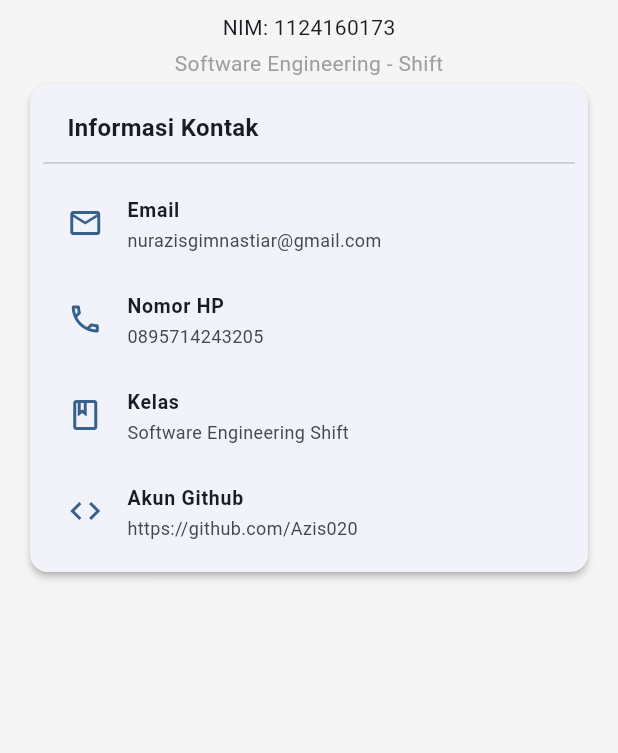
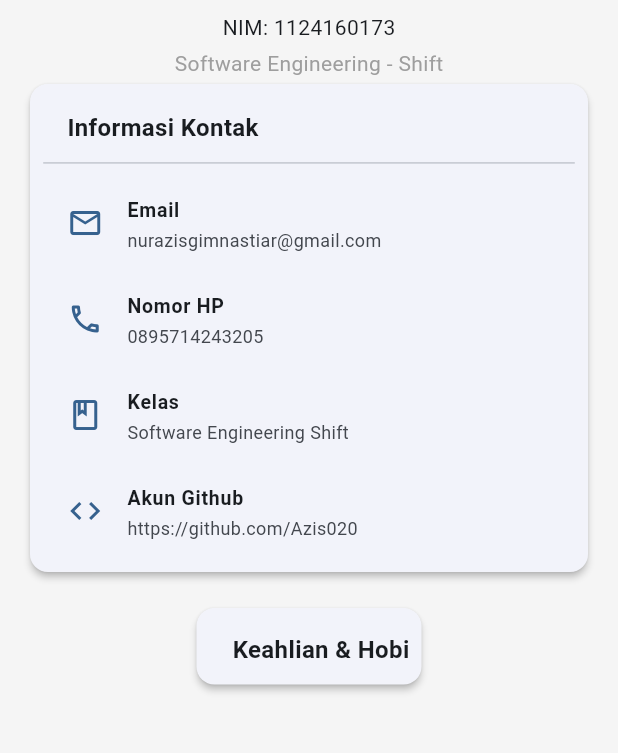
Before and after one commit to Azis020/uts-pml-1124160173, a Flutter app: the screen it shows after launch, on a phone screen of 412 x 824 dp, the part 360-1113 px from its top. Run offline on Flutter 3.47's test engine with Material 3 defaults, Android fonts, the phone set to English and light mode, and no system bars.

Commit message:
membuat susunan untuk properti card 2

```diff
--- a/lib/main.dart
+++ b/lib/main.dart
@@ -133,6 +133,32 @@ class ProfilePages extends StatelessWidget {
                       ),
                       ),
                   ),
+
+                  const SizedBox(height: 16),
+                  Card(
+                    elevation: 2,
+                    shape: RoundedRectangleBorder(
+                      borderRadius: BorderRadius.circular(12),
+                    ),
+                    child: Padding(
+                      padding: const EdgeInsets.all(8.0),
+                      child: Column(
+                        crossAxisAlignment: CrossAxisAlignment.start,
+                        children: const [
+                          Padding(
+                            padding: EdgeInsets.only(left: 16.0, top: 8.0, bottom: 4.0),
+                            child: Text(
+                              'Keahlian & Hobi',
+                              style: TextStyle(
+                                fontSize: 16,
+                                fontWeight: FontWeight.bold,
+                              ),
+                            ),
+                            ),
+                        ],
+                      ),
+                      ),
+                  ),
                 ],
             ),
           ),
```
